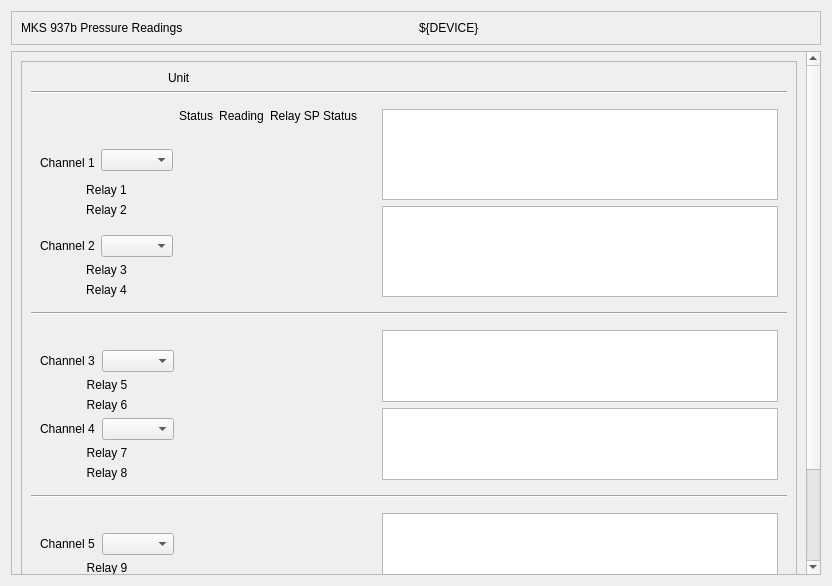
First picture: the form in ui/mks937b/pressure.ui, repository lnls-sirius/pydm-opi, before the edit.
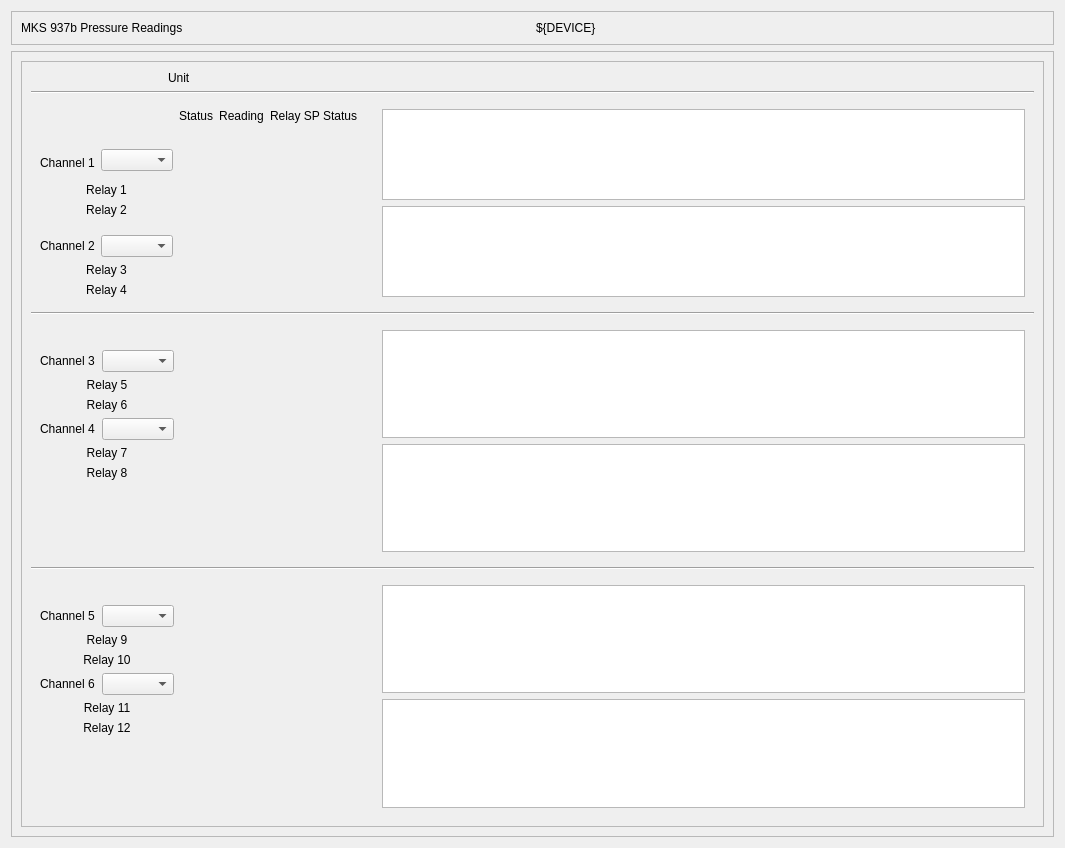
Second picture: the form after the edit. Custom widgets are drawn as their Qt base class.

```diff
--- a/ui/mks937b/pressure.ui
+++ b/ui/mks937b/pressure.ui
@@ -6,8 +6,8 @@
    <rect>
     <x>0</x>
     <y>0</y>
-    <width>832</width>
-    <height>586</height>
+    <width>1065</width>
+    <height>848</height>
    </rect>
   </property>
   <property name="windowTitle">
@@ -54,8 +54,8 @@
        <rect>
         <x>0</x>
         <y>0</y>
-        <width>796</width>
-        <height>933</height>
+        <width>1049</width>
+        <height>790</height>
        </rect>
       </property>
       <layout class="QGridLayout" name="gridLayout_7">
@@ -2174,26 +2174,26 @@
   </layout>
  </widget>
  <customwidgets>
-  <customwidget>
-   <class>PyDMLabel</class>
-   <extends>QLabel</extends>
-   <header>pydm.widgets.label</header>
-  </customwidget>
   <customwidget>
    <class>PyDMTimePlot</class>
    <extends>QGraphicsView</extends>
    <header>pydm.widgets.timeplot</header>
   </customwidget>
   <customwidget>
-   <class>PyDMByteIndicator</class>
-   <extends>QWidget</extends>
-   <header>pydm.widgets.byte</header>
+   <class>PyDMLabel</class>
+   <extends>QLabel</extends>
+   <header>pydm.widgets.label</header>
   </customwidget>
   <customwidget>
    <class>PyDMEnumComboBox</class>
    <extends>QComboBox</extends>
    <header>pydm.widgets.enum_combo_box</header>
   </customwidget>
+  <customwidget>
+   <class>PyDMByteIndicator</class>
+   <extends>QWidget</extends>
+   <header>pydm.widgets.byte</header>
+  </customwidget>
  </customwidgets>
  <resources/>
  <connections/>
```
Left out of the diff: 8 changed lines with no effect on the pictures.
